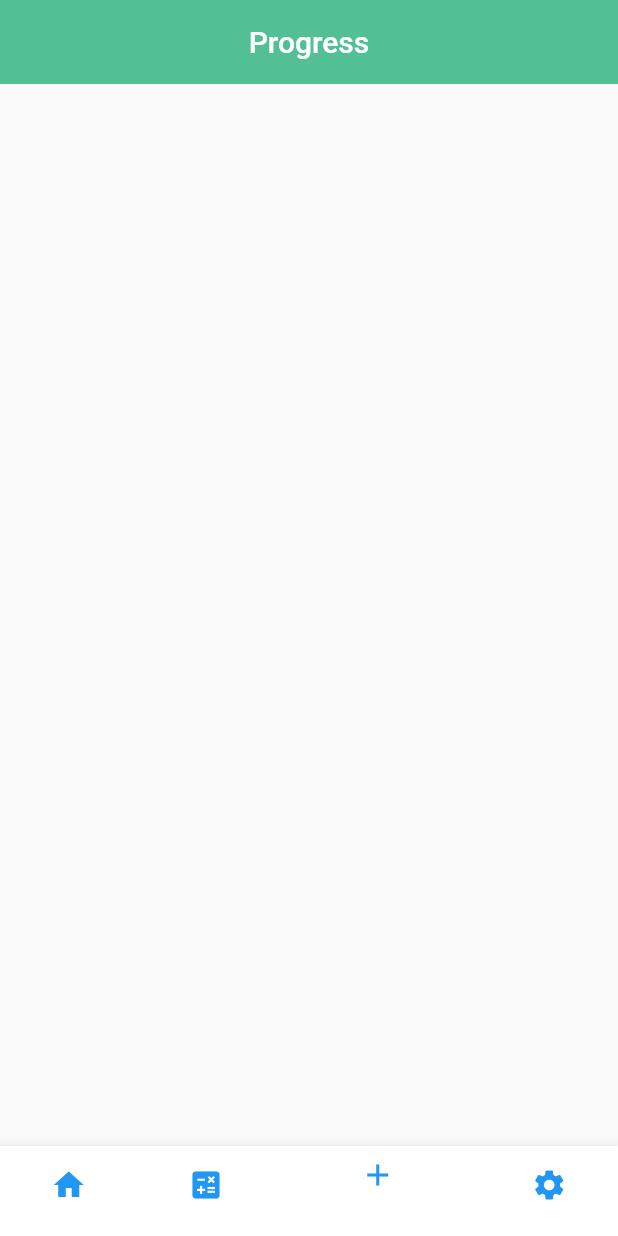
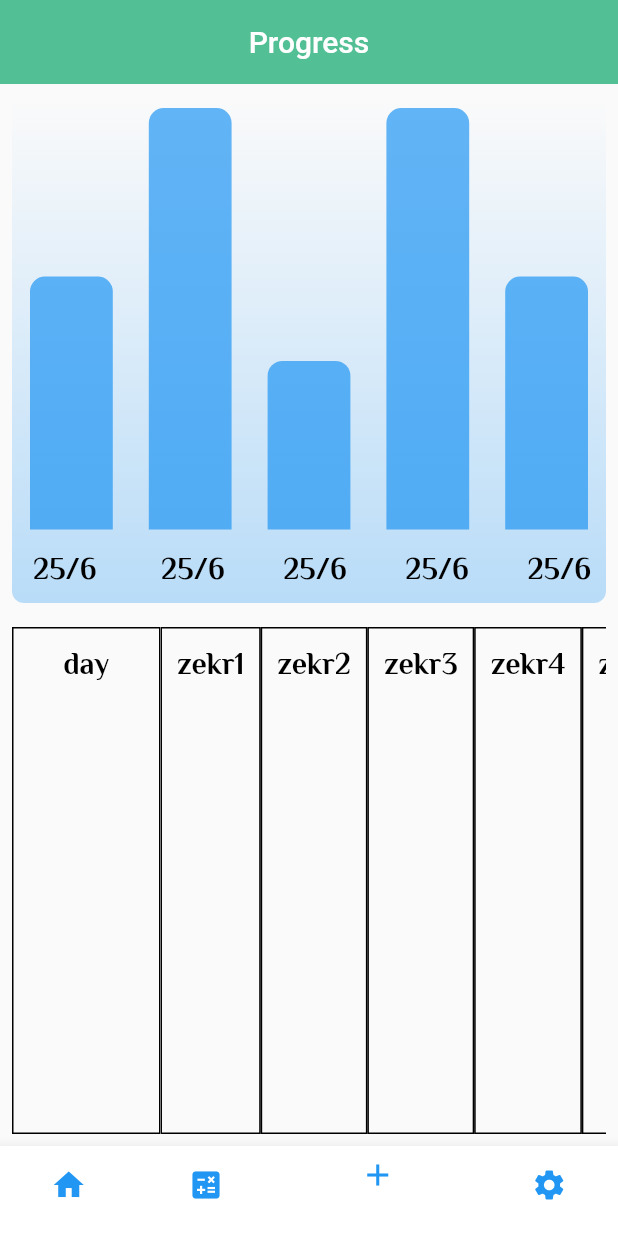
Before and after one commit to AbdullahAshrafMaher/azkary-flutter, a Flutter app: the screen it shows after launch, swiped to page 3, on a phone screen of 412 x 824 dp. Run offline on Flutter 3.47's test engine with Material 2 defaults, Android fonts, the phone set to English and light mode, and no system bars; our stand-ins replace flutter_screenutil, google_fonts; generated files the repository leaves out were written again.

Commit message:
imagined UI of progress tab

```diff
--- a/lib/main.dart
+++ b/lib/main.dart
@@ -7,7 +7,7 @@ import 'package:flutter_gen/gen_l10n/app_localizations.dart';
 
 import 'providers/language_provider.dart';
 
-void main(List<String> args) {
+void main(List<String> args) async{
   runApp(MultiProvider(providers: [
     ChangeNotifierProvider(create: (_) => ThemeProvider()),
     ChangeNotifierProvider(create: (_) => LanguageProvider()),
@@ -19,7 +19,7 @@ class AzkaryApp extends StatelessWidget {
 
   @override
   Widget build(BuildContext context) {
-    final themePro = Provider.of<ThemeProvider>(context);
+     final themePro = Provider.of<ThemeProvider>(context);
     final languagePro = Provider.of<LanguageProvider>(context);
 
     return ScreenUtilInit(
--- a/lib/tabs/progress.dart
+++ b/lib/tabs/progress.dart
@@ -1,4 +1,7 @@
 import 'package:flutter/material.dart';
+
+import '../widgets/chart.dart';
+import '../widgets/table.dart';
 
 class ProgressTab extends StatelessWidget {
   const ProgressTab({super.key});
@@ -9,6 +12,20 @@ class ProgressTab extends StatelessWidget {
       appBar: AppBar(
         title: const Text('Progress'),
       ),
+      body: const Column(
+        mainAxisAlignment: MainAxisAlignment.start,
+        // padding: const EdgeInsets.all(12),
+        children: [
+          Expanded(
+            flex: 1,
+            child: Chart(),
+          ),
+          Expanded(
+            flex: 1,
+            child: ProgressTable(),
+          ),
+        ],
+      ),
     );
   }
 }
--- a/lib/theme/app_theme.dart
+++ b/lib/theme/app_theme.dart
@@ -1,6 +1,6 @@
 import 'package:azkary_app/theme/colors.dart';
 import 'package:flutter/material.dart';
-import 'package:flutter_screenutil/flutter_screenutil.dart';
+// import 'package:flutter_screenutil/flutter_screenutil.dart';
 import 'package:google_fonts/google_fonts.dart';
 
 class AppTheme {
@@ -10,15 +10,15 @@ class AppTheme {
         centerTitle: true,
         backgroundColor: greenColor,
         elevation: 0,
-        iconTheme: IconThemeData(size: 30.w),
+        iconTheme: const IconThemeData(size: 30),
       ),
       textTheme: TextTheme(
         bodySmall: GoogleFonts.elMessiri(
-            fontSize: 12.sp, fontWeight: FontWeight.w600, color: Colors.black),
+            fontSize: 12, fontWeight: FontWeight.w600, color: Colors.black),
         bodyMedium: GoogleFonts.elMessiri(
-            fontSize: 20.sp, fontWeight: FontWeight.w700, color: Colors.black),
+            fontSize: 20, fontWeight: FontWeight.w700, color: Colors.black),
         bodyLarge: GoogleFonts.elMessiri(
-            fontSize: 25.sp, fontWeight: FontWeight.w700, color: Colors.black),
+            fontSize: 25, fontWeight: FontWeight.w700, color: Colors.black),
       ),
       bottomNavigationBarTheme: const BottomNavigationBarThemeData());
   static ThemeData darkMode = ThemeData(
@@ -27,15 +27,15 @@ class AppTheme {
         centerTitle: true,
         backgroundColor: grayColor,
         elevation: 0,
-        iconTheme: IconThemeData(size: 30.w),
+        iconTheme: const IconThemeData(size: 30),
       ),
       textTheme: TextTheme(
         bodySmall: GoogleFonts.elMessiri(
-            fontSize: 12.sp, fontWeight: FontWeight.w600, color: Colors.black),
+            fontSize: 12, fontWeight: FontWeight.w600, color: Colors.black),
         bodyMedium: GoogleFonts.elMessiri(
-            fontSize: 20.sp, fontWeight: FontWeight.w700, color: Colors.black),
+            fontSize: 20, fontWeight: FontWeight.w700, color: Colors.black),
         bodyLarge: GoogleFonts.elMessiri(
-            fontSize: 25.sp, fontWeight: FontWeight.w700, color: Colors.black),
+            fontSize: 25, fontWeight: FontWeight.w700, color: Colors.black),
       ),
       bottomNavigationBarTheme: const BottomNavigationBarThemeData());
 }
--- /dev/null
+++ b/lib/widgets/chart.dart
@@ -0,0 +1,69 @@
+import 'package:azkary_app/widgets/chart_bar.dart';
+import 'package:flutter/material.dart';
+
+class Chart extends StatelessWidget {
+  const Chart({
+    super.key,
+  });
+
+  @override
+  Widget build(BuildContext context) {
+    return LayoutBuilder(
+      builder: (context, constraints) {
+        return Container(
+          margin: const EdgeInsets.all(8.0),
+          width: double.infinity,
+          height: 200,
+          decoration: BoxDecoration(
+              borderRadius: BorderRadius.circular(8),
+              gradient: LinearGradient(colors: [
+                Theme.of(context).colorScheme.primary.withOpacity(0.3),
+                Theme.of(context).colorScheme.primary.withOpacity(0.0),
+              ], begin: Alignment.bottomCenter, end: Alignment.topCenter)),
+          child: const Column(
+            children: [
+              Expanded(
+                  child: Row(
+                crossAxisAlignment: CrossAxisAlignment.end,
+                children: [
+                  CharBar(fill: .6),
+                  CharBar(fill: 1),
+                  CharBar(fill: .4),
+                  CharBar(fill: 1),
+                  CharBar(fill: .6),
+                  // for (final element in buckets)
+                  // CharBar(fill: element == 0 ? 0 : element / maxTotalExpense),
+                ],
+              )),
+              Row(
+                mainAxisAlignment: MainAxisAlignment.spaceBetween,
+                children: [
+                  Padding(
+                      padding:
+                          EdgeInsets.symmetric(horizontal: 14, vertical: 5),
+                      child: Text('25/6')),
+                  Padding(
+                      padding:
+                          EdgeInsets.symmetric(horizontal: 10, vertical: 5),
+                      child: Text('25/6')),
+                  Padding(
+                      padding:
+                          EdgeInsets.symmetric(horizontal: 10, vertical: 5),
+                      child: Text('25/6')),
+                  Padding(
+                      padding:
+                          EdgeInsets.symmetric(horizontal: 10, vertical: 5),
+                      child: Text('25/6')),
+                  Padding(
+                      padding:
+                          EdgeInsets.symmetric(horizontal: 10, vertical: 5),
+                      child: Text('25/6')),
+                ],
+              ),
+            ],
+          ),
+        );
+      },
+    );
+  }
+}
--- /dev/null
+++ b/lib/widgets/chart_bar.dart
@@ -0,0 +1,28 @@
+import 'package:flutter/material.dart';
+
+class CharBar extends StatelessWidget {
+  const CharBar({super.key, required this.fill});
+  final double fill;
+
+  @override
+  Widget build(BuildContext context) {
+    final bool isDarkMode =
+        MediaQuery.of(context).platformBrightness == Brightness.dark;
+    return Expanded(
+        child: Container(
+            padding: const EdgeInsets.symmetric(horizontal: 12, vertical: 8),
+            child: FractionallySizedBox(
+              heightFactor: fill,
+              child: DecoratedBox(
+                  decoration: BoxDecoration(
+                      borderRadius:
+                          const BorderRadius.vertical(top: Radius.circular(10)),
+                      color: isDarkMode
+                          ? Theme.of(context).colorScheme.secondary
+                          : Theme.of(context)
+                              .colorScheme
+                              .primary
+                              .withOpacity(0.7))),
+            )));
+  }
+}
--- /dev/null
+++ b/lib/widgets/table.dart
@@ -0,0 +1,95 @@
+import 'package:flutter/material.dart';
+
+class ProgressTable extends StatelessWidget {
+  const ProgressTable({super.key});
+
+  @override
+  Widget build(BuildContext context) {
+    return Padding(
+      padding: const EdgeInsets.all(8.0),
+      child: Row(
+        children: [
+          Expanded(
+            flex: 1,
+            child: Container(
+              padding: const EdgeInsets.all(10),
+              decoration:
+                  BoxDecoration(border: Border.all(color: Colors.black)),
+              child: const Column(
+                mainAxisAlignment: MainAxisAlignment.start,
+                children: [
+                  Text('day'),
+                ],
+              ),
+            ),
+          ),
+          Expanded(
+            flex: 3,
+            child: ListView(scrollDirection: Axis.horizontal, children: [
+              Container(
+                padding: const EdgeInsets.all(10),
+                height: 100,
+                decoration:
+                    BoxDecoration(border: Border.all(color: Colors.black)),
+                child: const Column(
+                  mainAxisAlignment: MainAxisAlignment.start,
+                  children: [
+                    Text('zekr1'),
+                  ],
+                ),
+              ),
+              Container(
+                padding: const EdgeInsets.all(10),
+                height: 100,
+                decoration:
+                    BoxDecoration(border: Border.all(color: Colors.black)),
+                child: const Column(
+                  mainAxisAlignment: MainAxisAlignment.start,
+                  children: [
+                    Text('zekr2'),
+                  ],
+                ),
+              ),
+              Container(
+                padding: const EdgeInsets.all(10),
+                height: 100,
+                decoration:
+                    BoxDecoration(border: Border.all(color: Colors.black)),
+                child: const Column(
+                  mainAxisAlignment: MainAxisAlignment.start,
+                  children: [
+                    Text('zekr3'),
+                  ],
+                ),
+              ),
+              Container(
+                padding: const EdgeInsets.all(10),
+                height: 100,
+                decoration:
+                    BoxDecoration(border: Border.all(color: Colors.black)),
+                child: const Column(
+                  mainAxisAlignment: MainAxisAlignment.start,
+                  children: [
+                    Text('zekr4'),
+                  ],
+                ),
+              ),
+              Container(
+                padding: const EdgeInsets.all(10),
+                height: 100,
+                decoration:
+                    BoxDecoration(border: Border.all(color: Colors.black)),
+                child: const Column(
+                  mainAxisAlignment: MainAxisAlignment.start,
+                  children: [
+                    Text('zekr5'),
+                  ],
+                ),
+              ),
+            ]),
+          )
+        ],
+      ),
+    );
+  }
+}
```
